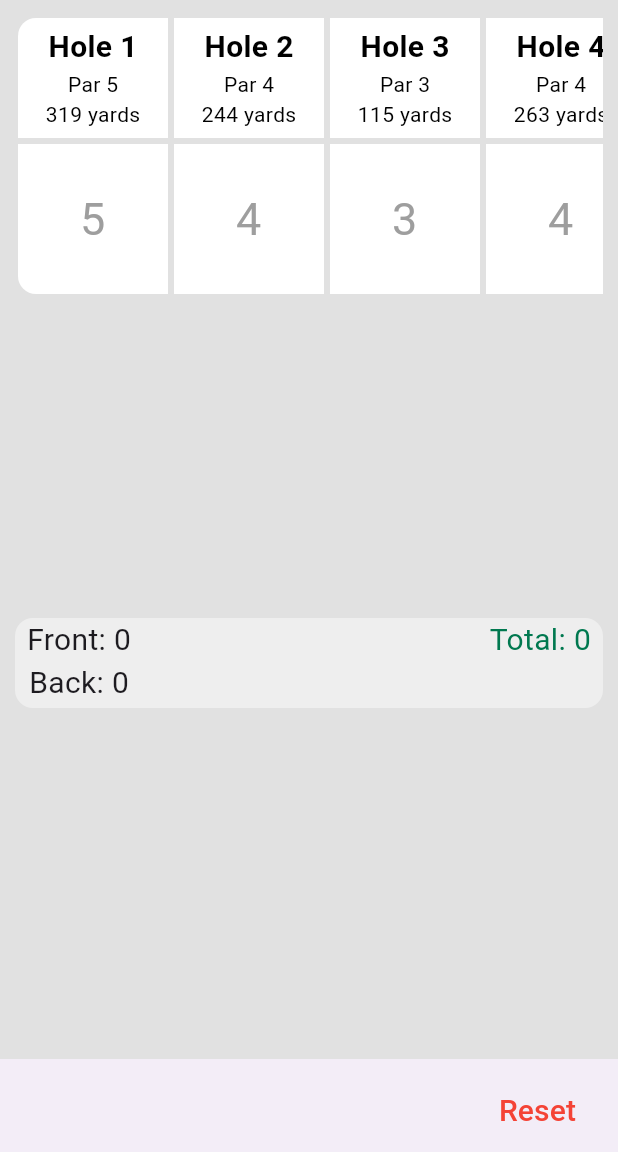
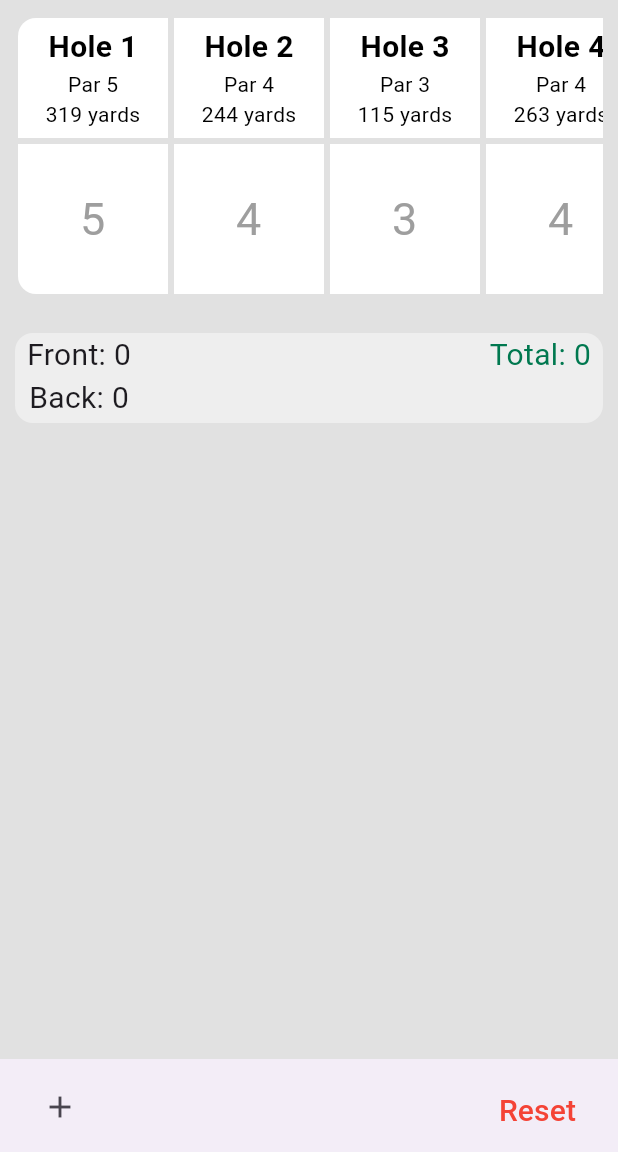
Before and after one commit to joe-mcdonald/scorecard_app, a Flutter app: the screen it shows after launch, after a tap on "Reset", on a phone screen of 412 x 824 dp, the part 84-1236 px from its top. Run offline on Flutter 3.47's test engine with Material 3 defaults, Android fonts, the phone set to English and light mode, and no system bars; our stand-ins replace shared_preferences.

Commit message:
added features

```diff
--- a/lib/home_screen.dart
+++ b/lib/home_screen.dart
@@ -12,6 +12,8 @@ class HomeScreen extends StatefulWidget {
 }
 
 class _HomeScreenState extends State<HomeScreen> {
+  final List<List<TextEditingController>> playersControllers = [];
+
   bool showFairwayGreen = false;
   List<int> fairwaysHit = List.generate(18, (index) => 0);
   List<int> greensHit = List.generate(18, (index) => 0);
@@ -19,7 +21,7 @@ class _HomeScreenState extends State<HomeScreen> {
 
   List<int> par = [5, 4, 3, 4, 5, 4, 5, 3, 4, 4, 5, 3, 4, 4, 5, 4, 3, 4];
   List<String> tees = ['Blacks', 'Blues', 'Whites', 'White/Greens', 'Greens', 'Green/Reds', 'Reds', 'Yellows'];
-  String selectedTee = 'Whites';
+  String selectedTee = 'WhiBtes';
 
   List<int> score = [0, 0, 0, 0, 0, 0, 0, 0, 0, 0, 0, 0, 0, 0, 0, 0, 0, 0];
 
@@ -349,6 +351,22 @@ class _HomeScreenState extends State<HomeScreen> {
     );
   }
 
+  // Widget _buildTextField(int playerIndex, int holeIndex) {
+  //   return TextField(
+  //     controller: playersControllers[playerIndex][holeIndex],
+  //     decoration: InputDecoration(
+  //       border: OutlineInputBorder(),
+  //       contentPadding: EdgeInsets.all(8),
+  //     ),
+  //   );
+  // }
+
+  void _addPlayer() {
+    setState(() {
+      playersControllers.add(List.generate(18, (index) => TextEditingController()));
+    });
+  }
+
   @override
   Widget build(BuildContext context) {
     return Scaffold(
@@ -493,7 +511,7 @@ class _HomeScreenState extends State<HomeScreen> {
                     ],
                   ),
                 ),
-                SizedBox(height: showFairwayGreen ? 144 : 214),
+                SizedBox(height: showFairwayGreen ? 144 - 140 : 214 - 190),
                 Container(
                   height: 60,
                   decoration: BoxDecoration(
@@ -557,9 +575,15 @@ class _HomeScreenState extends State<HomeScreen> {
         child: SizedBox(
           child: Row(
             children: <Widget>[
+              IconButton(
+                  onPressed: () {
+                    _addPlayer();
+                  },
+                  icon: Icon(Icons.add)),
+
               if (showFairwayGreen)
                 Padding(
-                  padding: const EdgeInsets.only(left: 8.0), // Padding to push it closer to the left edge
+                  padding: const EdgeInsets.only(left: 8.0), // Padding to push it closer to the left edg
                   child: Column(
                     crossAxisAlignment: CrossAxisAlignment.start,
                     mainAxisAlignment: MainAxisAlignment.center,
```
